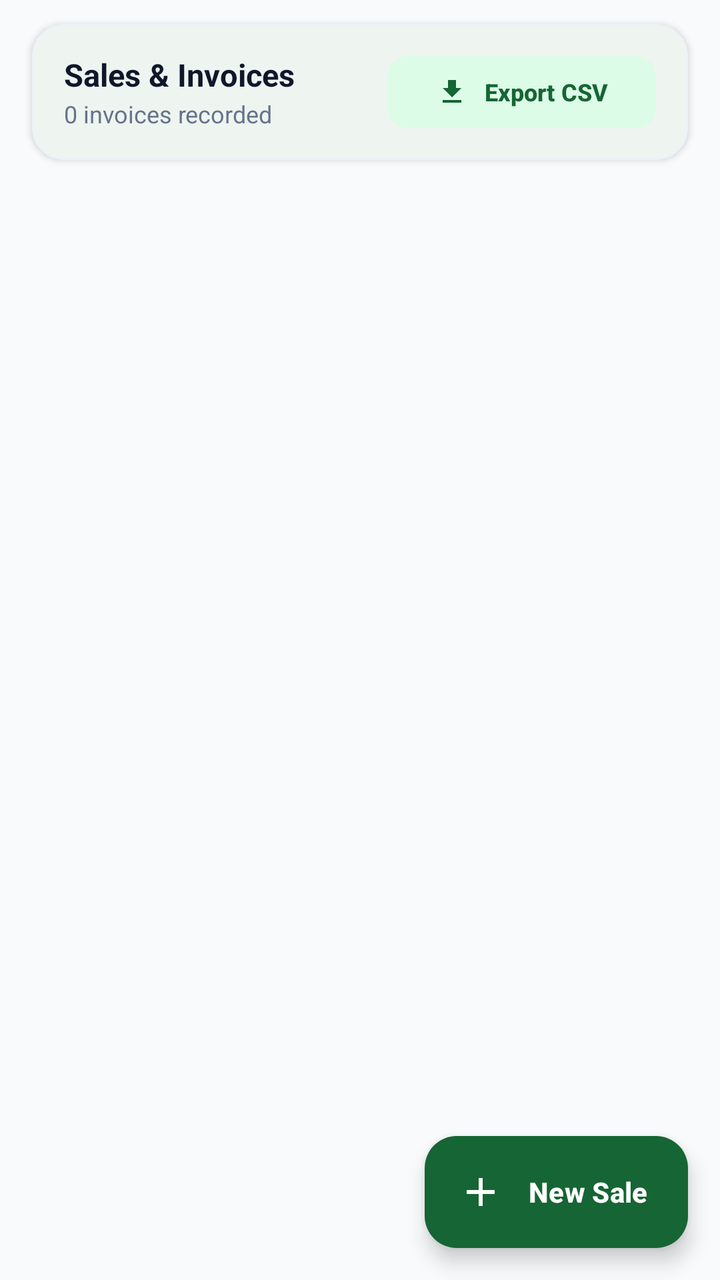
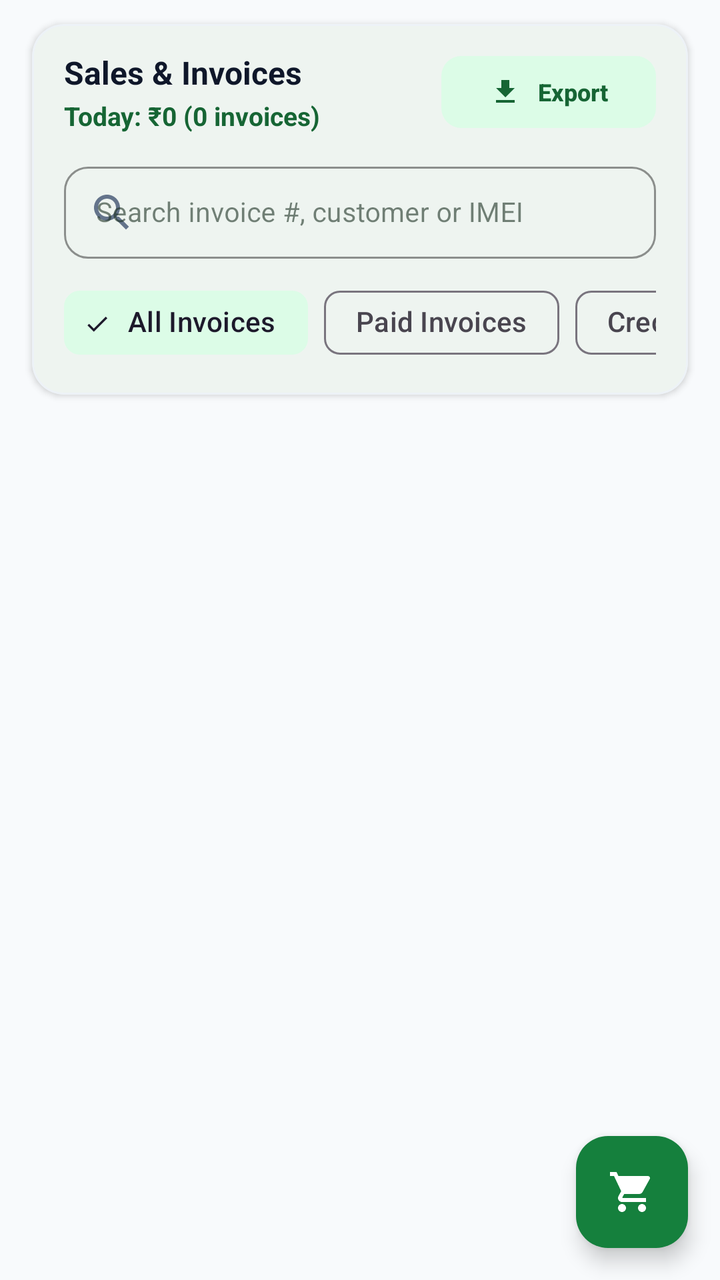

Two renders of the same Android screen: before a commit and after it. Below are the layout's source before the change and the commit's diff.
<!-- AndroidManifest.xml: application theme Theme.MobileShopkeeper -->
<!-- res/layout/fragment_sales_list.xml -->
<?xml version="1.0" encoding="utf-8"?>
<androidx.coordinatorlayout.widget.CoordinatorLayout
    xmlns:android="http://schemas.android.com/apk/res/android"
    xmlns:app="http://schemas.android.com/apk/res-auto"
    xmlns:tools="http://schemas.android.com/tools"
    android:layout_width="match_parent"
    android:layout_height="match_parent"
    android:background="#F8FAFC">

    <LinearLayout
        android:layout_width="match_parent"
        android:layout_height="match_parent"
        android:orientation="vertical">

        
        <com.google.android.material.card.MaterialCardView
            android:layout_width="match_parent"
            android:layout_height="wrap_content"
            android:layout_marginHorizontal="16dp"
            android:layout_marginTop="12dp"
            android:layout_marginBottom="8dp"
            app:cardCornerRadius="16dp"
            app:cardElevation="2dp"
            app:strokeWidth="1dp"
            app:strokeColor="#EDF2F7"
            app:cardBackgroundColor="@color/white">

            <LinearLayout
                android:layout_width="match_parent"
                android:layout_height="wrap_content"
                android:orientation="horizontal"
                android:paddingHorizontal="16dp"
                android:paddingVertical="12dp"
                android:gravity="center_vertical">

                <LinearLayout
                    android:layout_width="0dp"
                    android:layout_height="wrap_content"
                    android:layout_weight="1"
                    android:orientation="vertical">

                    <TextView
                        android:layout_width="wrap_content"
                        android:layout_height="wrap_content"
                        android:text="Sales &amp; Invoices"
                        android:textColor="#0F172A"
                        android:textSize="15.5sp"
                        android:textStyle="bold"/>

                    <TextView
                        android:id="@+id/tvSalesCount"
                        android:layout_width="wrap_content"
                        android:layout_height="wrap_content"
                        android:text="0 invoices recorded"
                        android:textColor="#64748B"
                        android:textSize="12sp"
                        android:layout_marginTop="1dp"/>
                </LinearLayout>

                <com.google.android.material.button.MaterialButton
                    android:id="@+id/btnExportSales"
                    style="@style/Widget.Material3.Button.TonalButton"
                    android:layout_width="wrap_content"
                    android:layout_height="44dp"
                    android:text="Export CSV"
                    android:textSize="12sp"
                    android:textColor="@color/green_800"
                    app:icon="@drawable/ic_export"
                    app:iconTint="@color/green_800"
                    app:iconSize="16dp"
                    app:cornerRadius="10dp"/>
            </LinearLayout>
        </com.google.android.material.card.MaterialCardView>

        
        <FrameLayout
            android:layout_width="match_parent"
            android:layout_height="0dp"
            android:layout_weight="1">

            <androidx.recyclerview.widget.RecyclerView
                android:id="@+id/rvSales"
                android:layout_width="match_parent"
                android:layout_height="match_parent"
                android:paddingHorizontal="16dp"
                android:paddingTop="4dp"
                android:paddingBottom="84dp"
                android:clipToPadding="false"
                tools:listitem="@layout/item_sale"/>

            <LinearLayout
                android:id="@+id/layoutEmptySales"
                android:layout_width="wrap_content"
                android:layout_height="wrap_content"
                android:layout_gravity="center"
                android:orientation="vertical"
                android:gravity="center"
                android:padding="24dp"
                android:visibility="gone">

                <ImageView
                    android:layout_width="80dp"
                    android:layout_height="80dp"
                    android:src="@drawable/ic_sales"
                    android:alpha="0.3"
                    app:tint="@color/green_800"/>

                <TextView
                    android:layout_width="wrap_content"
                    android:layout_height="wrap_content"
                    android:text="No sales invoices found"
                    android:textSize="17sp"
                    android:textStyle="bold"
                    android:textColor="#334155"
                    android:layout_marginTop="16dp"/>

                <TextView
                    android:layout_width="wrap_content"
                    android:layout_height="wrap_content"
                    android:text="Tap + New Sale to bill a customer."
                    android:textSize="13sp"
                    android:textColor="#64748B"
                    android:layout_marginTop="4dp"/>
            </LinearLayout>
        </FrameLayout>
    </LinearLayout>

    <com.google.android.material.floatingactionbutton.ExtendedFloatingActionButton
        android:id="@+id/fabNewSale"
        android:layout_width="wrap_content"
        android:layout_height="wrap_content"
        android:layout_gravity="bottom|end"
        android:layout_margin="16dp"
        android:text="New Sale"
        android:textColor="@color/white"
        android:textStyle="bold"
        app:icon="@drawable/ic_add"
        app:iconTint="@color/white"
        app:backgroundTint="@color/green_800"
        app:elevation="4dp"
        android:contentDescription="New Sale"/>

</androidx.coordinatorlayout.widget.CoordinatorLayout>
<!-- res/layout/item_sale.xml (included above) -->
<?xml version="1.0" encoding="utf-8"?>
<com.google.android.material.card.MaterialCardView
    xmlns:android="http://schemas.android.com/apk/res/android"
    xmlns:app="http://schemas.android.com/apk/res-auto"
    android:layout_width="match_parent"
    android:layout_height="wrap_content"
    android:layout_marginBottom="10dp"
    app:cardCornerRadius="16dp"
    app:cardElevation="2dp"
    app:strokeWidth="1dp"
    app:strokeColor="#EDF2F7"
    app:cardBackgroundColor="@color/white">

    <LinearLayout
        android:layout_width="match_parent"
        android:layout_height="wrap_content"
        android:orientation="horizontal"
        android:gravity="center_vertical"
        android:padding="16dp">

        
        <FrameLayout
            android:layout_width="44dp"
            android:layout_height="44dp"
            android:background="@drawable/bg_pill_white_10"
            android:backgroundTint="#ECFDF5"
            android:layout_marginEnd="12dp">

            <ImageView
                android:layout_width="22dp"
                android:layout_height="22dp"
                android:layout_gravity="center"
                android:src="@drawable/ic_sales"
                app:tint="@color/green_700"/>
        </FrameLayout>

        
        <LinearLayout
            android:layout_width="0dp"
            android:layout_height="wrap_content"
            android:layout_weight="1"
            android:orientation="vertical">

            <LinearLayout
                android:layout_width="wrap_content"
                android:layout_height="wrap_content"
                android:orientation="horizontal"
                android:gravity="center_vertical">

                <TextView
                    android:id="@+id/tvInvoice"
                    android:layout_width="wrap_content"
                    android:layout_height="wrap_content"
                    android:text="#INV-1001"
                    android:textStyle="bold"
                    android:textSize="13sp"
                    android:textColor="@color/green_800"/>

                <TextView
                    android:id="@+id/tvDate"
                    android:layout_width="wrap_content"
                    android:layout_height="wrap_content"
                    android:text=" • Today, 3:45 PM"
                    android:textSize="12sp"
                    android:textColor="#64748B"/>
            </LinearLayout>

            <TextView
                android:id="@+id/tvCustomer"
                android:layout_width="wrap_content"
                android:layout_height="wrap_content"
                android:text="Walk-in Customer"
                android:textSize="15sp"
                android:textStyle="bold"
                android:textColor="#0F172A"
                android:layout_marginTop="2dp"
                android:maxLines="1"
                android:ellipsize="end"/>

            <TextView
                android:id="@+id/tvSoldBy"
                android:layout_width="wrap_content"
                android:layout_height="wrap_content"
                android:text="Sold by: Owner"
                android:textSize="12sp"
                android:textColor="#64748B"
                android:layout_marginTop="1dp"/>
        </LinearLayout>

        
        <LinearLayout
            android:layout_width="wrap_content"
            android:layout_height="wrap_content"
            android:orientation="vertical"
            android:gravity="end">

            <TextView
                android:id="@+id/tvTotal"
                android:layout_width="wrap_content"
                android:layout_height="wrap_content"
                android:text="₹12,500"
                android:textStyle="bold"
                android:textSize="16sp"
                android:textColor="@color/green_700"/>

            <TextView
                android:id="@+id/tvPayment"
                android:layout_width="wrap_content"
                android:layout_height="wrap_content"
                android:text="CASH • PAID"
                android:textSize="10.5sp"
                android:textStyle="bold"
                android:background="@drawable/bg_badge_green"
                android:textColor="@color/green_800"
                android:paddingHorizontal="8dp"
                android:paddingVertical="3dp"
                android:layout_marginTop="4dp"/>
        </LinearLayout>
    </LinearLayout>
</com.google.android.material.card.MaterialCardView>
<!-- resources referenced by this layout -->
<resources>
  <color name="green_700">#15803D</color>
  <color name="green_800">#166534</color>
  <color name="white">#FFFFFF</color>
  <!-- drawable bg_badge_green (drawable) -->
  <?xml version="1.0" encoding="utf-8"?>
  <shape xmlns:android="http://schemas.android.com/apk/res/android" android:shape="rectangle">
      <solid android:color="#DCFCE7"/><corners android:radius="12dp"/>
  </shape>
  <!-- drawable bg_pill_white_10 (drawable) -->
  <?xml version="1.0" encoding="utf-8"?>
  <shape xmlns:android="http://schemas.android.com/apk/res/android" android:shape="rectangle">
      <solid android:color="#1AFFFFFF"/>
      <corners android:radius="24dp"/>
  </shape>
  <!-- drawable ic_add (drawable) -->
  <vector xmlns:android="http://schemas.android.com/apk/res/android" android:width="24dp" android:height="24dp" android:viewportWidth="24" android:viewportHeight="24"><path android:fillColor="#FFFFFF" android:pathData="M19,13h-6v6h-2v-6L5,13v-2h6L11,5h2v6h6v2z"/></vector>
  <!-- drawable ic_export (drawable) -->
  <vector xmlns:android="http://schemas.android.com/apk/res/android"
      android:width="24dp"
      android:height="24dp"
      android:viewportWidth="24"
      android:viewportHeight="24">
    <path
        android:fillColor="#FF000000"
        android:pathData="M19,9h-4V3H9v6H5l7,7 7,-7zM5,18v2h14v-2H5z"/>
  </vector>
  <color name="green_100">#DCFCE7</color>
  <color name="green_900">#14532D</color>
  <color name="green_600">#16A34A</color>
  <color name="surface">#FFFFFF</color>
  <color name="text_primary">#1A2E22</color>
  <color name="background_light">#F6FAF7</color>
  <color name="error">#DC2626</color>
  <style name="Shape.MobileShop.Medium" parent="ShapeAppearance.Material3.MediumComponent">
          <item name="cornerSize">14dp</item>
      </style>
  <style name="Widget.MobileShop.Button" parent="Widget.Material3.Button">
          <item name="cornerRadius">14dp</item>
          <item name="android:textAllCaps">false</item>
          <item name="android:paddingTop">14dp</item>
          <item name="android:paddingBottom">14dp</item>
          <item name="android:textStyle">bold</item>
      </style>
  <style name="Widget.MobileShop.TextInput" parent="Widget.Material3.TextInputLayout.OutlinedBox">
          <item name="boxCornerRadiusTopStart">14dp</item>
          <item name="boxCornerRadiusTopEnd">14dp</item>
          <item name="boxCornerRadiusBottomStart">14dp</item>
          <item name="boxCornerRadiusBottomEnd">14dp</item>
          <item name="boxStrokeColor">@color/selector_input_stroke</item>
      </style>
  <style name="WindowAnimations">
          <item name="android:activityOpenEnterAnimation">@android:anim/fade_in</item>
          <item name="android:activityOpenExitAnimation">@android:anim/fade_out</item>
          <item name="android:activityCloseEnterAnimation">@android:anim/fade_in</item>
          <item name="android:activityCloseExitAnimation">@android:anim/fade_out</item>
      </style>
  <!-- unchanged entries left out for length: 2 -->
</resources>

<!-- the commit's change to res/layout/fragment_sales_list.xml (unified diff, before → after) -->
@@ -28,47 +28,118 @@
             <LinearLayout
                 android:layout_width="match_parent"
                 android:layout_height="wrap_content"
-                android:orientation="horizontal"
+                android:orientation="vertical"
                 android:paddingHorizontal="16dp"
-                android:paddingVertical="12dp"
-                android:gravity="center_vertical">
+                android:paddingVertical="12dp">
 
                 <LinearLayout
-                    android:layout_width="0dp"
-                    android:layout_height="wrap_content"
-                    android:layout_weight="1"
-                    android:orientation="vertical">
-
-                    <TextView
+                    android:layout_width="match_parent"
+                    android:layout_height="wrap_content"
+                    android:orientation="horizontal"
+                    android:gravity="center_vertical">
+
+                    <LinearLayout
+                        android:layout_width="0dp"
+                        android:layout_height="wrap_content"
+                        android:layout_weight="1"
+                        android:orientation="vertical">
+
+                        <TextView
+                            android:layout_width="wrap_content"
+                            android:layout_height="wrap_content"
+                            android:text="Sales &amp; Invoices"
+                            android:textColor="#0F172A"
+                            android:textSize="16sp"
+                            android:textStyle="bold"/>
+
+                        <TextView
+                            android:id="@+id/tvTodaySalesSummary"
+                            android:layout_width="wrap_content"
+                            android:layout_height="wrap_content"
+                            android:text="Today: ₹0 (0 invoices)"
+                            android:textColor="@color/green_800"
+                            android:textSize="13sp"
+                            android:textStyle="bold"
+                            android:layout_marginTop="2dp"/>
+                    </LinearLayout>
+
+                    <com.google.android.material.button.MaterialButton
+                        android:id="@+id/btnExportSales"
+                        style="@style/Widget.Material3.Button.TonalButton"
+                        android:layout_width="wrap_content"
+                        android:layout_height="44dp"
+                        android:text="Export"
+                        android:textSize="12sp"
+                        android:textColor="@color/green_800"
+                        app:icon="@drawable/ic_export"
+                        app:iconTint="@color/green_800"
+                        app:iconSize="16dp"
+                        app:cornerRadius="10dp"/>
+                </LinearLayout>
+
+                
+                <com.google.android.material.textfield.TextInputLayout
+                    android:id="@+id/tilSearchSales"
+                    style="@style/Widget.MaterialComponents.TextInputLayout.OutlinedBox"
+                    android:layout_width="match_parent"
+                    android:layout_height="wrap_content"
+                    android:layout_marginTop="10dp"
+                    app:boxCornerRadiusBottomEnd="12dp"
+                    app:boxCornerRadiusBottomStart="12dp"
+                    app:boxCornerRadiusTopEnd="12dp"
+                    app:boxCornerRadiusTopStart="12dp"
+                    app:boxStrokeColor="@color/green_700"
+                    app:startIconDrawable="@drawable/ic_search"
+                    app:startIconTint="#64748B"
+                    app:endIconMode="clear_text">
+
+                    <com.google.android.material.textfield.TextInputEditText
+                        android:id="@+id/etSearchSales"
+                        android:layout_width="match_parent"
+                        android:layout_height="46dp"
+                        android:hint="Search invoice #, customer or IMEI"
+                        android:textSize="13.5sp"
+                        android:paddingVertical="8dp"
+                        android:inputType="text"/>
+                </com.google.android.material.textfield.TextInputLayout>
+
+                
+                <HorizontalScrollView
+                    android:layout_width="match_parent"
+                    android:layout_height="wrap_content"
+                    android:scrollbars="none"
+                    android:layout_marginTop="8dp">
+
+                    <com.google.android.material.chip.ChipGroup
+                        android:id="@+id/chipGroupSalesFilter"
                         android:layout_width="wrap_content"
                         android:layout_height="wrap_content"
-                        android:text="Sales &amp; Invoices"
-                        android:textColor="#0F172A"
-                        android:textSize="15.5sp"
-                        android:textStyle="bold"/>
-
-                    <TextView
-                        android:id="@+id/tvSalesCount"
-                        android:layout_width="wrap_content"
-                        android:layout_height="wrap_content"
-                        android:text="0 invoices recorded"
-                        android:textColor="#64748B"
-                        android:textSize="12sp"
-                        android:layout_marginTop="1dp"/>
-                </LinearLayout>
-
-                <com.google.android.material.button.MaterialButton
-                    android:id="@+id/btnExportSales"
-                    style="@style/Widget.Material3.Button.TonalButton"
-                    android:layout_width="wrap_content"
-                    android:layout_height="44dp"
-                    android:text="Export CSV"
-                    android:textSize="12sp"
-                    android:textColor="@color/green_800"
-                    app:icon="@drawable/ic_export"
-                    app:iconTint="@color/green_800"
-                    app:iconSize="16dp"
-                    app:cornerRadius="10dp"/>
+                        app:singleSelection="true"
+                        app:selectionRequired="true">
+
+                        <com.google.android.material.chip.Chip
+                            android:id="@+id/chipAllSales"
+                            style="@style/Widget.Material3.Chip.Filter"
+                            android:layout_width="wrap_content"
+                            android:layout_height="wrap_content"
+                            android:text="All Invoices"
+                            android:checked="true"/>
+
+                        <com.google.android.material.chip.Chip
+                            android:id="@+id/chipPaidSales"
+                            style="@style/Widget.Material3.Chip.Filter"
+                            android:layout_width="wrap_content"
+                            android:layout_height="wrap_content"
+                            android:text="Paid Invoices"/>
+
+                        <com.google.android.material.chip.Chip
+                            android:id="@+id/chipCreditSales"
+                            style="@style/Widget.Material3.Chip.Filter"
+                            android:layout_width="wrap_content"
+                            android:layout_height="wrap_content"
+                            android:text="Credit / Due (Udhaar)"/>
+                    </com.google.android.material.chip.ChipGroup>
+                </HorizontalScrollView>
             </LinearLayout>
         </com.google.android.material.card.MaterialCardView>
 
@@ -99,25 +170,25 @@
                 android:visibility="gone">
 
                 <ImageView
-                    android:layout_width="80dp"
-                    android:layout_height="80dp"
+                    android:layout_width="72dp"
+                    android:layout_height="72dp"
                     android:src="@drawable/ic_sales"
-                    android:alpha="0.3"
-                    app:tint="@color/green_800"/>
+                    app:tint="#94A3B8"
+                    android:contentDescription="No Invoices"/>
 
                 <TextView
                     android:layout_width="wrap_content"
                     android:layout_height="wrap_content"
-                    android:text="No sales invoices found"
-                    android:textSize="17sp"
+                    android:text="No sales records found"
+                    android:textSize="16sp"
                     android:textStyle="bold"
                     android:textColor="#334155"
-                    android:layout_marginTop="16dp"/>
+                    android:layout_marginTop="12dp"/>
 
                 <TextView
                     android:layout_width="wrap_content"
                     android:layout_height="wrap_content"
-                    android:text="Tap + New Sale to bill a customer."
+                    android:text="New billing invoices will appear here"
                     android:textSize="13sp"
                     android:textColor="#64748B"
                     android:layout_marginTop="4dp"/>
@@ -125,19 +196,15 @@
         </FrameLayout>
     </LinearLayout>
 
-    <com.google.android.material.floatingactionbutton.ExtendedFloatingActionButton
+    <com.google.android.material.floatingactionbutton.FloatingActionButton
         android:id="@+id/fabNewSale"
         android:layout_width="wrap_content"
         android:layout_height="wrap_content"
         android:layout_gravity="bottom|end"
         android:layout_margin="16dp"
-        android:text="New Sale"
-        android:textColor="@color/white"
-        android:textStyle="bold"
-        app:icon="@drawable/ic_add"
-        app:iconTint="@color/white"
-        app:backgroundTint="@color/green_800"
-        app:elevation="4dp"
+        app:backgroundTint="@color/green_700"
+        app:tint="@color/white"
+        app:srcCompat="@drawable/ic_add_sale"
         android:contentDescription="New Sale"/>
 
 </androidx.coordinatorlayout.widget.CoordinatorLayout>
<!-- resource entries referenced after the edit -->
@@ -14,8 +14,8 @@
       <solid android:color="#1AFFFFFF"/>
       <corners android:radius="24dp"/>
   </shape>
-  <!-- drawable ic_add (drawable) -->
-  <vector xmlns:android="http://schemas.android.com/apk/res/android" android:width="24dp" android:height="24dp" android:viewportWidth="24" android:viewportHeight="24"><path android:fillColor="#FFFFFF" android:pathData="M19,13h-6v6h-2v-6L5,13v-2h6L11,5h2v6h6v2z"/></vector>
+  <!-- drawable ic_add_sale (drawable) -->
+  <vector xmlns:android="http://schemas.android.com/apk/res/android" android:width="24dp" android:height="24dp" android:viewportWidth="24" android:viewportHeight="24"><path android:fillColor="#166534" android:pathData="M7,18c-1.1,0 -1.99,0.9 -1.99,2S5.9,22 7,22s2,-0.9 2,-2 -0.9,-2 -2,-2zM1,2v2h2l3.6,7.59 -1.35,2.45c-0.16,0.28 -0.25,0.61 -0.25,0.96 0,1.1 0.9,2 2,2h12v-2H7.42c-0.14,0 -0.25,-0.11 -0.25,-0.25l0.03,-0.12 0.9,-1.63h7.45c0.75,0 1.41,-0.41 1.75,-1.03l3.58,-6.49c0.08,-0.14 0.12,-0.31 0.12,-0.48 0,-0.55 -0.45,-1 -1,-1H5.21l-0.94,-2H1zM17,18c-1.1,0 -1.99,0.9 -1.99,2s0.89,2 1.99,2 2,-0.9 2,-2 -0.9,-2 -2,-2z"/></vector>
   <!-- drawable ic_export (drawable) -->
   <vector xmlns:android="http://schemas.android.com/apk/res/android"
       android:width="24dp"
@@ -26,6 +26,8 @@
         android:fillColor="#FF000000"
         android:pathData="M19,9h-4V3H9v6H5l7,7 7,-7zM5,18v2h14v-2H5z"/>
   </vector>
+  <!-- drawable ic_search (drawable) -->
+  <vector xmlns:android="http://schemas.android.com/apk/res/android" android:width="24dp" android:height="24dp" android:viewportWidth="24" android:viewportHeight="24"><path android:fillColor="#FFFFFF" android:pathData="M15.5,14h-0.79l-0.28,-0.27C15.41,12.59 16,11.11 16,9.5 16,5.91 13.09,3 9.5,3S3,5.91 3,9.5 5.91,16 9.5,16c1.61,0 3.09,-0.59 4.23,-1.57l0.27,0.28v0.79l5,4.99L20.49,19l-4.99,-5zM9.5,14C7.01,14 5,11.99 5,9.5S7.01,5 9.5,5 14,7.01 14,9.5 11.99,14 9.5,14z"/></vector>
   <color name="green_100">#DCFCE7</color>
   <color name="green_900">#14532D</color>
   <color name="green_600">#16A34A</color>
